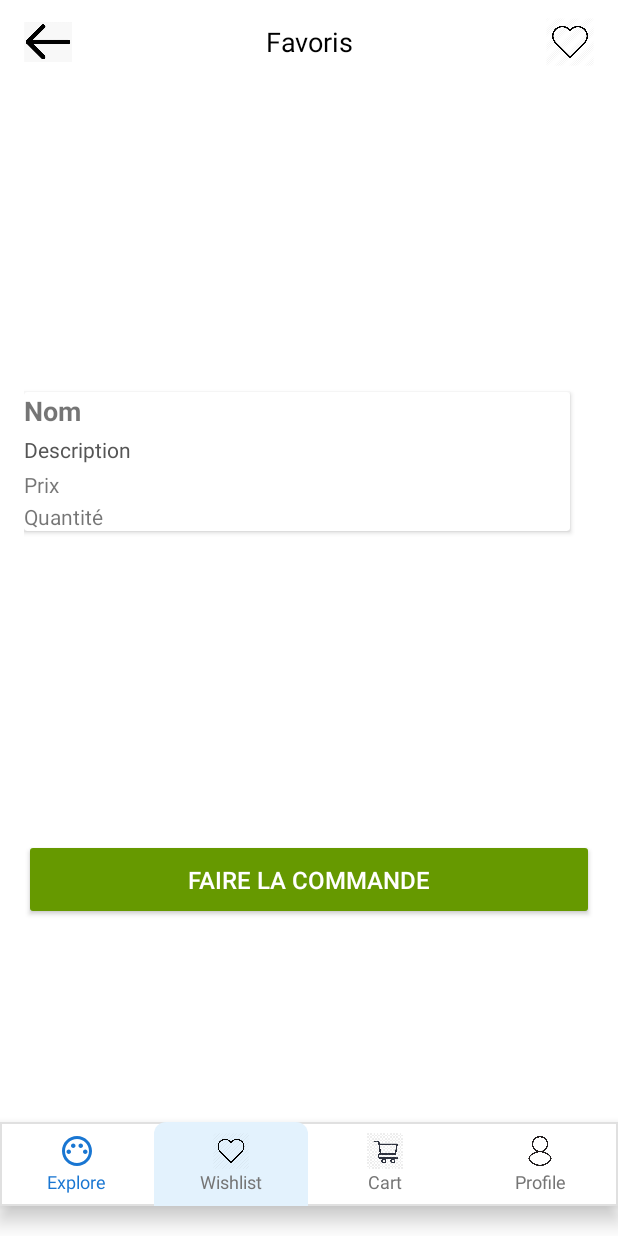
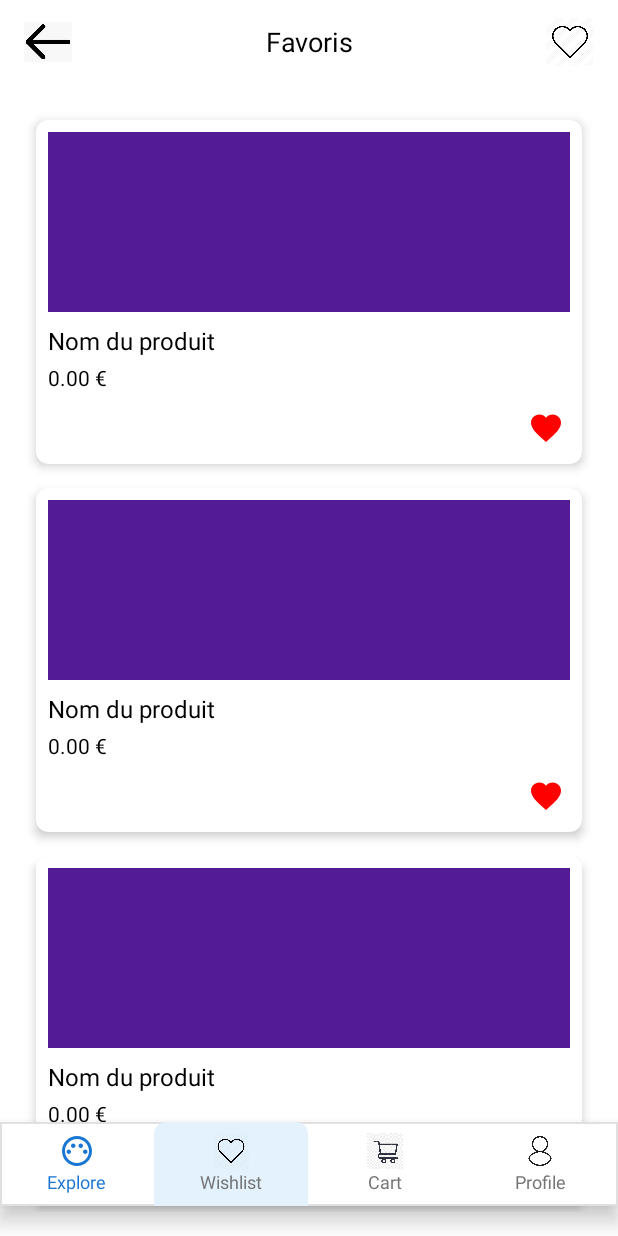
Before and after one commit to med-sidmed/DEV_Mobile_MINI_Projet, an Android app: the layout activity_wishlist.xml on its own in the app's theme, with its tools: preview values and no code run, on a phone screen of 412 x 824 dp. Run offline under Robolectric (Android 15) with nearby library versions, the phone set to English and light mode, and no system bars.

Commit message:
add to favorites

```diff
--- a/app/build.gradle
+++ b/app/build.gradle
@@ -82,4 +82,7 @@ dependencies {
     testImplementation 'junit:junit:4.13.2'
     androidTestImplementation 'androidx.test.ext:junit:1.2.1'
     androidTestImplementation 'androidx.test.espresso:espresso-core:3.6.1'
+
+
+    implementation 'androidx.cardview:cardview:1.0.0'
 }
--- a/app/src/main/java/com/example/shop/Activities/MainActivity.java
+++ b/app/src/main/java/com/example/shop/Activities/MainActivity.java
@@ -46,6 +46,7 @@ public class MainActivity extends AppCompatActivity implements ProductMainAdapte
 
         // Initialiser DBHelper
         dbHelper = new DBHelper(this);
+
 
         // Initialiser les vues
         btnGoToSecond = findViewById(R.id.btnGoToSecond);
--- /dev/null
+++ b/app/src/main/res/drawable/ic_favorite_filled.xml
@@ -0,0 +1,9 @@
+<vector xmlns:android="http://schemas.android.com/apk/res/android"
+    android:width="24dp"
+    android:height="24dp"
+    android:viewportWidth="24"
+    android:viewportHeight="24">
+    <path
+        android:fillColor="#FF0000"
+        android:pathData="M12,21.35l-1.45,-1.32C5.4,15.36 2,12.28 2,8.5 2,5.42 4.42,3 7.5,3c1.74,0 3.41,0.81 4.5,2.09C13.09,3.81 14.76,3 16.5,3 19.58,3 22,5.42 22,8.5c0,3.78 -3.4,6.86 -8.55,11.54L12,21.35z"/>
+</vector>
--- a/app/src/main/res/layout/activity_products_by_category.xml
+++ b/app/src/main/res/layout/activity_products_by_category.xml
@@ -14,6 +14,7 @@
         android:layout_height="wrap_content"
         tools:ignore="MissingConstraints">
         <ImageView
+            android:id="@+id/go_back"
             android:layout_width="30sp"
             android:layout_height="30sp"
             android:src="@drawable/arrow_back"/>
--- a/app/src/main/res/layout/activity_wishlist.xml
+++ b/app/src/main/res/layout/activity_wishlist.xml
@@ -70,20 +70,13 @@
             android:orientation="vertical"
             android:padding="16dp">
 
-            <!-- Liste des produits -->
-            <LinearLayout
+            <!-- Liste des produits favoris -->
+            <androidx.recyclerview.widget.RecyclerView
+                android:id="@+id/recyclerFavorites"
                 android:layout_width="match_parent"
                 android:layout_height="wrap_content"
-                android:orientation="horizontal"
-                android:gravity="center"
-                android:weightSum="2"
-                android:layout_marginBottom="16dp">
-
-                <!-- Carte Produit -->
-                <include layout="@layout/item_product_card" />
-                <!-- Deuxième carte produit -->
-                <include layout="@layout/item_product_card" />
-            </LinearLayout>
+                android:layout_marginBottom="16dp"
+                tools:listitem="@layout/item_favorite_product" />
 
             <!-- Bouton de commande -->
             <Button
@@ -134,7 +127,6 @@
         <!-- Wishlist -->
         <LinearLayout
             android:background="@drawable/active_tab"
-
             android:layout_width="0dp"
             android:layout_height="match_parent"
             android:layout_weight="1"
--- /dev/null
+++ b/app/src/main/res/layout/item_favorite_product.xml
@@ -0,0 +1,60 @@
+<?xml version="1.0" encoding="utf-8"?>
+<androidx.cardview.widget.CardView
+    xmlns:android="http://schemas.android.com/apk/res/android"
+    xmlns:app="http://schemas.android.com/apk/res-auto"
+    android:layout_width="match_parent"
+    android:layout_height="wrap_content"
+    android:layout_margin="8dp"
+    app:cardCornerRadius="8dp"
+    app:cardElevation="4dp"
+    app:cardBackgroundColor="@android:color/white">
+
+    <LinearLayout
+        android:layout_width="match_parent"
+        android:layout_height="wrap_content"
+        android:orientation="vertical"
+        android:padding="8dp">
+
+        <!-- Image du produit -->
+        <ImageView
+            android:id="@+id/productImage"
+            android:layout_width="match_parent"
+            android:layout_height="120dp"
+            android:scaleType="centerCrop"
+            android:src="@drawable/image_head"
+            android:contentDescription="@string/product_image" />
+
+        <!-- Nom du produit -->
+        <TextView
+            android:id="@+id/productName"
+            android:layout_width="match_parent"
+            android:layout_height="wrap_content"
+            android:text="Nom du produit"
+            android:textSize="16sp"
+            android:textColor="@color/black"
+            android:paddingTop="8dp"
+            android:paddingBottom="4dp"
+            android:maxLines="2"
+            android:ellipsize="end" />
+
+        <!-- Prix du produit -->
+        <TextView
+            android:id="@+id/productPrice"
+            android:layout_width="match_parent"
+            android:layout_height="wrap_content"
+            android:text="0.00 €"
+            android:textSize="14sp"
+            android:textColor="@color/black"
+            android:paddingBottom="8dp" />
+
+        <!-- Bouton pour retirer des favoris -->
+        <ImageButton
+            android:id="@+id/btnRemoveFavorite"
+            android:layout_width="32dp"
+            android:layout_height="32dp"
+            android:layout_gravity="end"
+            android:src="@drawable/ic_favorite_filled"
+            android:background="?attr/selectableItemBackgroundBorderless"
+            android:contentDescription="@string/remove_from_favorites" />
+    </LinearLayout>
+</androidx.cardview.widget.CardView>
--- a/app/src/main/res/values/strings.xml
+++ b/app/src/main/res/values/strings.xml
@@ -8,4 +8,6 @@
     <string name="or_text">OU</string>
     <string name="login_with_facebook">Continuer avec Facebook</string>
     <string name="no_account_sign_up">Pas de compte ? S\'inscrire</string>
+    <string name="product_image">Image du produit</string>
+    <string name="remove_from_favorites">Retirer des favoris</string>
 </resources>
```
Also changed, not shown: app/src/main/java/com/example/shop/Activities/ControlPannel/Controller.java (+26 -1 lines), app/src/main/java/com/example/shop/Activities/ProductsByCategoryActivity.java (+10 -0 lines), app/src/main/java/com/example/shop/Activities/WishlistActivity.java (+91 -13 lines), app/src/main/java/com/example/shop/Adapter/FavoriteProductAdapter.java (added, +75 -0 lines), app/src/main/java/com/example/shop/Databases/DBHelper.java (+156 -58 lines), app/src/main/res/layout/add_produit.xml (+32 -0 lines).
